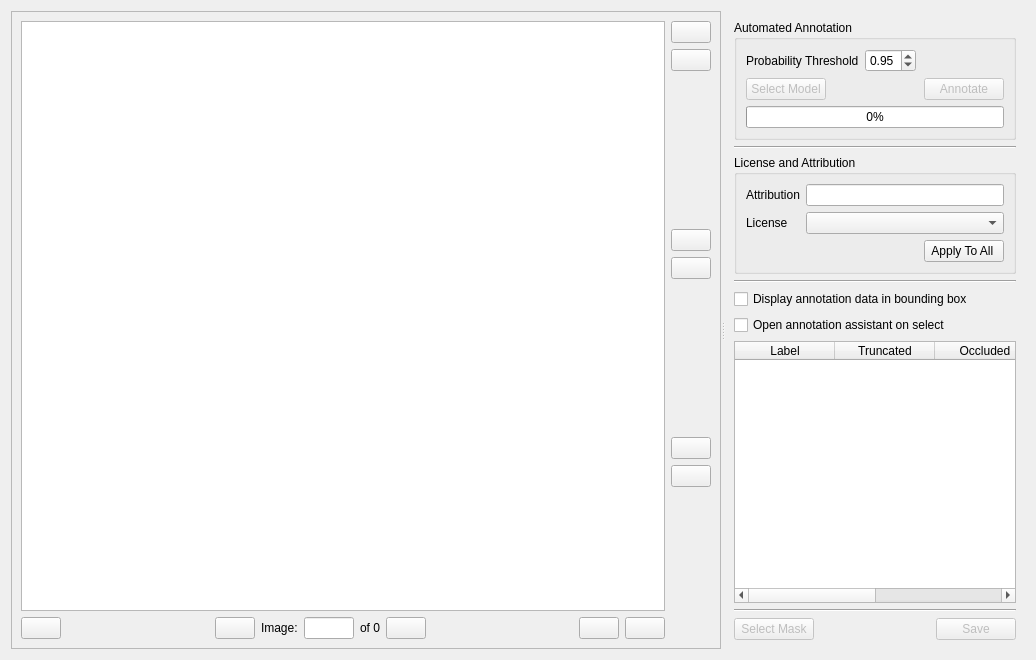
Before: the Qt Designer form bboxee/gui/annotation_widget.ui in persts/BBoxEE, drawn with Qt 5.
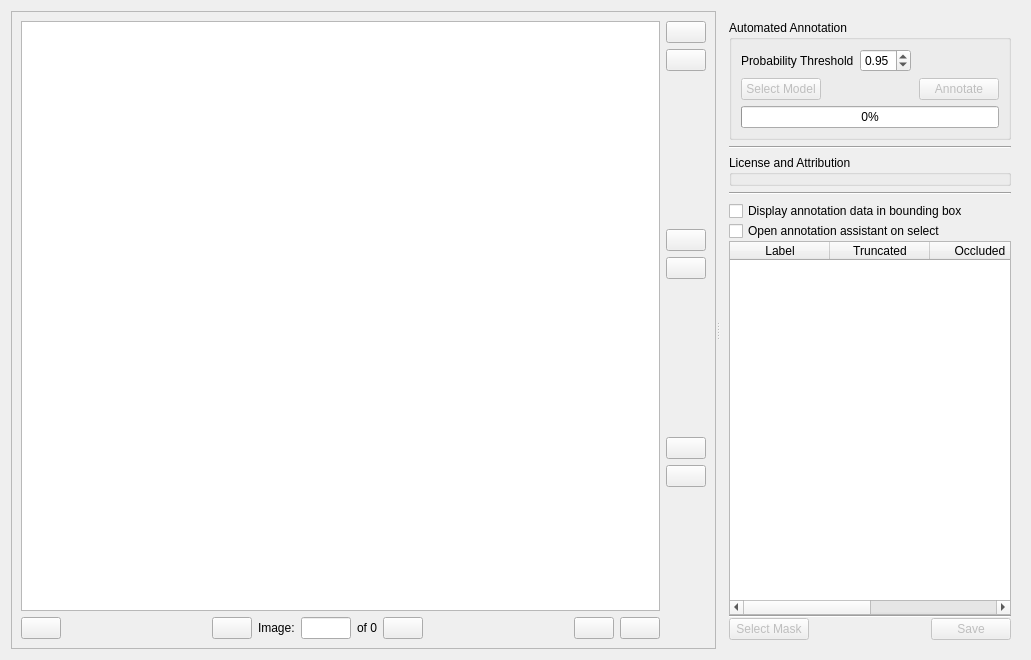
After: the same form once the commit is applied. Icons and pictures are not drawn. Custom widgets are drawn as their Qt base class.

What changed in the file:
```diff
--- a/bboxee/gui/annotation_widget.ui
+++ b/bboxee/gui/annotation_widget.ui
@@ -6,7 +6,7 @@
    <rect>
     <x>0</x>
     <y>0</y>
-    <width>1036</width>
+    <width>1031</width>
     <height>660</height>
    </rect>
   </property>
@@ -435,7 +435,7 @@
       <property name="frameShadow">
        <enum>QFrame::Plain</enum>
       </property>
-      <layout class="QVBoxLayout" name="verticalLayout">
+      <layout class="QVBoxLayout" name="verticalLayout_4">
        <item>
         <widget class="QGroupBox" name="groupBox_2">
          <property name="title">
@@ -537,65 +537,10 @@
         </widget>
        </item>
        <item>
-        <widget class="QGroupBox" name="groupBox_3">
+        <widget class="LicenseGroupBox" name="license">
          <property name="title">
           <string>License and Attribution</string>
          </property>
-         <layout class="QGridLayout" name="gridLayout_2">
-          <item row="0" column="0">
-           <widget class="QLabel" name="label">
-            <property name="text">
-             <string>Attribution</string>
-            </property>
-           </widget>
-          </item>
-          <item row="0" column="1">
-           <widget class="QLineEdit" name="lineEditAttribution"/>
-          </item>
-          <item row="1" column="0">
-           <widget class="QLabel" name="label_2">
-            <property name="text">
-             <string>License</string>
-            </property>
-           </widget>
-          </item>
-          <item row="1" column="1">
-           <widget class="QComboBox" name="cbb_license">
-            <item>
-             <property name="text">
-              <string/>
-             </property>
-            </item>
-           </widget>
-          </item>
-          <item row="2" column="0" colspan="2">
-           <layout class="QHBoxLayout" name="horizontalLayout_5">
-            <item>
-             <spacer name="horizontalSpacer_7">
-              <property name="orientation">
-               <enum>Qt::Horizontal</enum>
-              </property>
-              <property name="sizeHint" stdset="0">
-               <size>
-                <width>40</width>
-                <height>20</height>
-               </size>
-              </property>
-             </spacer>
-            </item>
-            <item>
-             <widget class="QPushButton" name="pb_license">
-              <property name="toolTip">
-               <string>Apply to all annotated images</string>
-              </property>
-              <property name="text">
-               <string>Apply To All </string>
-              </property>
-             </widget>
-            </item>
-           </layout>
-          </item>
-         </layout>
         </widget>
        </item>
        <item>
@@ -606,6 +551,33 @@
         </widget>
        </item>
        <item>
+        <widget class="QFrame" name="table_frame">
+         <property name="frameShape">
+          <enum>QFrame::NoFrame</enum>
+         </property>
+         <property name="frameShadow">
+          <enum>QFrame::Plain</enum>
+         </property>
+         <property name="lineWidth">
+          <number>0</number>
+         </property>
+         <layout class="QVBoxLayout" name="verticalLayout">
+          <property name="spacing">
+           <number>0</number>
+          </property>
+          <property name="leftMargin">
+           <number>0</number>
+          </property>
+          <property name="topMargin">
+           <number>0</number>
+          </property>
+          <property name="rightMargin">
+           <number>0</number>
+          </property>
+          <property name="bottomMargin">
+           <number>0</number>
+          </property>
+          <item>
         <widget class="QCheckBox" name="checkBoxDisplayAnnotationData">
          <property name="text">
           <string>Display annotation data in bounding box</string>
@@ -689,6 +661,9 @@
        </item>
       </layout>
      </widget>
+       </item>
+      </layout>
+     </widget>
     </widget>
    </item>
   </layout>
@@ -699,6 +674,12 @@
    <extends>QGraphicsView</extends>
    <header location="global">bboxee/gui/annotation_graphicsview</header>
   </customwidget>
+  <customwidget>
+   <class>LicenseGroupBox</class>
+   <extends>QGroupBox</extends>
+   <header location="global">bboxee/gui/license_groupbox</header>
+   <container>1</container>
+  </customwidget>
  </customwidgets>
  <resources>
   <include location="../../icons/bboxee.qrc"/>
```
Left out of the diff: 4 changed lines with no effect on the pictures. Lines whose indentation alone changed are shown as unchanged.
